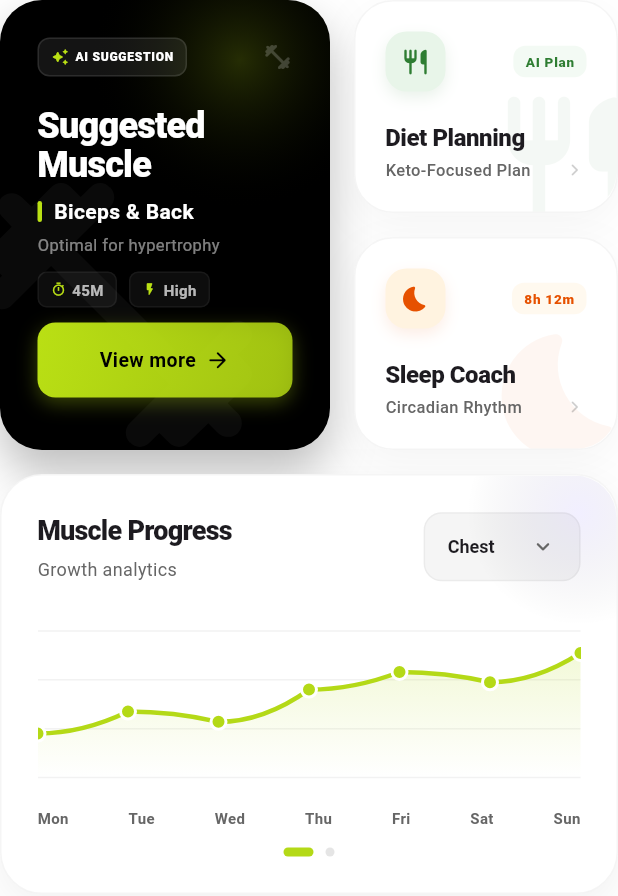
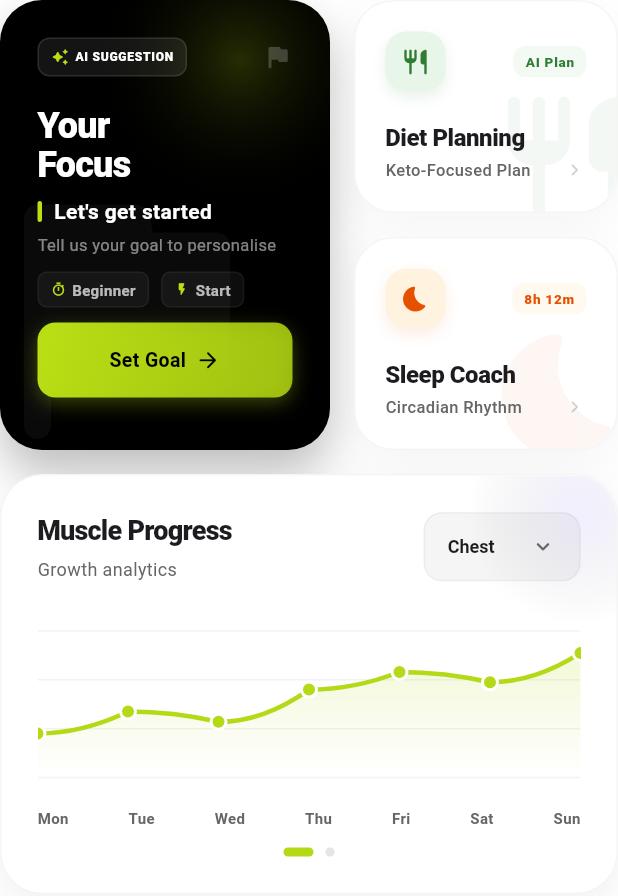
Before and after one commit to sanjaysagar12/ai_heracle_fit, a Flutter app: the AiCardsSection widget shown alone on an empty page, opened directly, on a phone screen of 412 x 824 dp. Shown: the top 896 px of the screen. Run offline on Flutter 3.47's test engine with Material 3 defaults, Android fonts, the light colour scheme and no system bars; our stand-ins replace dio, firebase_auth, firebase_core, google_sign_in, shared_preferences; accounts and stored records are empty; network calls fail.

Commit message:
feat: updated the muscle card to for new users

```diff
--- /dev/null
+++ b/lib/core/models/workout_card_data.dart
@@ -0,0 +1,139 @@
+class ExerciseSet {
+  final int kg;
+  final int reps;
+
+  const ExerciseSet({required this.kg, required this.reps});
+
+  factory ExerciseSet.fromJson(Map<String, dynamic> json) => ExerciseSet(
+    kg: (json['kg'] as num?)?.toInt() ?? 0,
+    reps: (json['reps'] as num?)?.toInt() ?? 0,
+  );
+}
+
+class WorkoutExercise {
+  final String id;
+  final String name;
+  final String desc;
+  final String? image;
+  final List<ExerciseSet> sets;
+
+  const WorkoutExercise({
+    required this.id,
+    required this.name,
+    required this.desc,
+    this.image,
+    required this.sets,
+  });
+
+  factory WorkoutExercise.fromJson(Map<String, dynamic> json) =>
+      WorkoutExercise(
+        id: json['id'] as String? ?? '',
+        name: json['name'] as String? ?? '',
+        desc: json['desc'] as String? ?? '',
+        image: json['image'] as String?,
+        sets: (json['sets'] as List<dynamic>? ?? [])
+            .map(
+              (s) => ExerciseSet.fromJson(Map<String, dynamic>.from(s as Map)),
+            )
+            .toList(),
+      );
+}
+
+class WorkoutSession {
+  final String id;
+  final String title;
+  final String content;
+  final String category;
+  final int exercisesCount;
+  final int position;
+  final List<WorkoutExercise> exercises;
+
+  const WorkoutSession({
+    required this.id,
+    required this.title,
+    required this.content,
+    required this.category,
+    required this.exercisesCount,
+    required this.position,
+    required this.exercises,
+  });
+
+  factory WorkoutSession.fromJson(Map<String, dynamic> json) => WorkoutSession(
+    id: json['id'] as String? ?? '',
+    title: json['title'] as String? ?? '',
+    content: json['content'] as String? ?? '',
+    category: json['category'] as String? ?? '',
+    exercisesCount: (json['exercisesCount'] as num?)?.toInt() ?? 0,
+    position: (json['position'] as num?)?.toInt() ?? 0,
+    exercises: (json['exercises'] as List<dynamic>? ?? [])
+        .map(
+          (e) => WorkoutExercise.fromJson(Map<String, dynamic>.from(e as Map)),
+        )
+        .toList(),
+  );
+}
+
+/// Full data that drives the hero "focus" card + session list on the dashboard.
+class WorkoutCardData {
+  final String title;
+  final String highlight;
+  final String subtext;
+  final String buttonLabel;
+
+  /// Raw duration in minutes from the API (null = new user).
+  final int? durationMinutes;
+
+  final String? intensity;
+  final List<WorkoutSession> sessions;
+
+  const WorkoutCardData({
+    required this.title,
+    required this.highlight,
+    required this.subtext,
+    this.buttonLabel = 'View more',
+    this.durationMinutes,
+    this.intensity,
+    this.sessions = const [],
+  });
+
+  /// Formatted duration string, e.g. "45M". Null when no data.
+  String? get durationLabel =>
+      durationMinutes != null ? '${durationMinutes}M' : null;
+
+  /// Intensity label, title-cased, e.g. "Hard".
+  String? get intensityLabel => intensity != null
+      ? '${intensity![0].toUpperCase()}${intensity!.substring(1).toLowerCase()}'
+      : null;
+
+  bool get hasChips => durationLabel != null && intensityLabel != null;
+  bool get isNewUser => sessions.isEmpty && durationMinutes == null;
+
+  factory WorkoutCardData.fromJson(Map<String, dynamic> json) =>
+      WorkoutCardData(
+        title: json['title'] as String? ?? 'Suggested\nMuscle',
+        highlight: json['highlight'] as String? ?? '',
+        subtext: json['subtext'] as String? ?? '',
+        durationMinutes: (json['duration'] as num?)?.toInt(),
+        intensity: json['intensity'] as String?,
+        sessions: (json['session'] as List<dynamic>? ?? [])
+            .map(
+              (s) =>
+                  WorkoutSession.fromJson(Map<String, dynamic>.from(s as Map)),
+            )
+            .toList(),
+      );
+
+  /// Shown for a brand-new user who has no workout history yet.
+  static const newUser = WorkoutCardData(
+    title: 'Your\nFocus',
+    highlight: "Let's get started",
+    subtext: 'Tell us your goal to personalise',
+    buttonLabel: 'Set Goal',
+    durationMinutes: null, // No real data
+    intensity: null, // No real data
+  );
+
+  /// Chip labels for new-user onboarding placeholders.
+  String? get chipDuration => isNewUser ? 'Beginner' : durationLabel;
+  String? get chipIntensity => isNewUser ? 'Start' : intensityLabel;
+}
--- /dev/null
+++ b/lib/core/services/workout_card_service.dart
@@ -0,0 +1,34 @@
+import 'package:ai_heracle_fit/core/models/workout_card_data.dart';
+import 'package:ai_heracle_fit/core/services/api_client.dart';
+
+class WorkoutCardService {
+  WorkoutCardService._();
+  static final WorkoutCardService instance = WorkoutCardService._();
+
+  /// GET /api/workout/today
+  ///
+  /// Returns [WorkoutCardData.newUser] when the server returns null
+  /// (new user with no plan yet) or on any network/parse error.
+  Future<WorkoutCardData> fetchTodayCard() async {
+    try {
+      final response = await ApiClient.instance.get('/api/workout/today');
+
+      // 204 No Content or explicit null body → new user
+      if (response.statusCode == 204 || response.data == null) {
+        print('[WorkoutCardService] No workout data — treating as new user.');
+        return WorkoutCardData.newUser;
+      }
+
+      if (response.statusCode == 200) {
+        final data = Map<String, dynamic>.from(response.data as Map);
+        return WorkoutCardData.fromJson(data);
+      }
+
+      print('[WorkoutCardService] Unexpected status ${response.statusCode}');
+    } catch (e) {
+      print('[WorkoutCardService] Error fetching today card: $e');
+    }
+
+    return WorkoutCardData.newUser;
+  }
+}
--- a/lib/page/dashboard/widgets/ai_cards_section.dart
+++ b/lib/page/dashboard/widgets/ai_cards_section.dart
@@ -1,10 +1,36 @@
 import 'package:flutter/material.dart';
 import 'package:ai_heracle_fit/core/theme.dart';
+import 'package:ai_heracle_fit/core/models/workout_card_data.dart';
+import 'package:ai_heracle_fit/core/services/workout_card_service.dart';
 import 'package:ai_heracle_fit/page/diet_planning/diet_planning_screen.dart';
 import 'package:ai_heracle_fit/page/sleep_coach/sleep_coach_screen.dart';
 
-class AiCardsSection extends StatelessWidget {
+class AiCardsSection extends StatefulWidget {
   const AiCardsSection({super.key});
+
+  @override
+  State<AiCardsSection> createState() => _AiCardsSectionState();
+}
+
+class _AiCardsSectionState extends State<AiCardsSection> {
+  WorkoutCardData _cardData = WorkoutCardData.newUser;
+  bool _loading = true;
+
+  @override
+  void initState() {
+    super.initState();
+    _loadCard();
+  }
+
+  Future<void> _loadCard() async {
+    final data = await WorkoutCardService.instance.fetchTodayCard();
+    if (mounted) {
+      setState(() {
+        _cardData = data;
+        _loading = false;
+      });
+    }
+  }
 
   @override
   Widget build(BuildContext context) {
@@ -13,16 +39,22 @@ class AiCardsSection extends StatelessWidget {
         Row(
           crossAxisAlignment: CrossAxisAlignment.start,
           children: [
-            // Hero Card: Suggested Muscle (Deep Professional Indigo)
             Expanded(
               flex: 5,
-              child: _buildProfessionalHeroCard(
-                title: 'Suggested\nMuscle',
-                highlight: 'Biceps & Back',
-                subtext: 'Optimal for hypertrophy',
-                icon: Icons.fitness_center_rounded,
+              child: _loading
+                  ? _buildSkeletonHeroCard()
+                  : _buildProfessionalHeroCard(
+                      title: _cardData.title,
+                      highlight: _cardData.highlight,
+                      subtext: _cardData.subtext,
+                      icon: _cardData.isNewUser
+                          ? Icons.flag_rounded
+                          : Icons.fitness_center_rounded,
                       primaryColor: const Color(0xFF000000),
                       accentColor: const Color(0xFFBAE014),
+                      buttonLabel: _cardData.buttonLabel,
+                      duration: _cardData.chipDuration,
+                      intensity: _cardData.chipIntensity,
                     ),
             ),
             const SizedBox(width: 16),
@@ -81,6 +113,16 @@ class AiCardsSection extends StatelessWidget {
     );
   }
 
+  Widget _buildSkeletonHeroCard() {
+    return Container(
+      height: 300,
+      decoration: BoxDecoration(
+        color: Colors.black12,
+        borderRadius: BorderRadius.circular(28),
+      ),
+    );
+  }
+
   Widget _buildProfessionalHeroCard({
     required String title,
     required String highlight,
@@ -88,6 +130,9 @@ class AiCardsSection extends StatelessWidget {
     required IconData icon,
     required Color primaryColor,
     required Color accentColor,
+    String buttonLabel = 'View more',
+    String? duration,
+    String? intensity,
   }) {
     return Container(
       height: 300, // Reduced from 320 to prevent overflow
@@ -239,20 +284,25 @@ class AiCardsSection extends StatelessWidget {
                     ),
                   ),
                   const SizedBox(height: 10), // Reduced from 12
-                  // Metadata Chips
+                  // Metadata Chips — only when we have real data
+                  if (duration != null && intensity != null) ...[
                     Row(
                       children: [
-                      _buildMiniChip(Icons.timer_outlined, '45M', accentColor),
+                        _buildMiniChip(
+                          Icons.timer_outlined,
+                          duration,
+                          accentColor,
+                        ),
                         const SizedBox(width: 8),
                         _buildMiniChip(
                           Icons.flash_on_rounded,
-                        'High',
+                          intensity,
                           accentColor,
                         ),
                       ],
                     ),
-                  const SizedBox(height: 10), // Reduced from 12
-                  // Action Button
+                    const SizedBox(height: 10),
+                  ],
                   InkWell(
                     onTap: () {},
                     child: Container(
@@ -273,20 +323,20 @@ class AiCardsSection extends StatelessWidget {
                           ),
                         ],
                       ),
-                      child: const Center(
+                      child: Center(
                         child: Row(
                           mainAxisAlignment: MainAxisAlignment.center,
                           children: [
                             Text(
-                              'View more',
-                              style: TextStyle(
+                              buttonLabel,
+                              style: const TextStyle(
                                 color: Colors.black,
                                 fontSize: 13,
                                 fontWeight: FontWeight.w700,
                               ),
                             ),
-                            SizedBox(width: 6),
-                            Icon(
+                            const SizedBox(width: 6),
+                            const Icon(
                               Icons.arrow_forward_rounded,
                               color: Colors.black,
                               size: 17,
@@ -474,12 +524,7 @@ class _ProgressCardState extends State<ProgressCard> {
     'Core',
   ];
 
-  final List<String> _dietMetrics = [
-    'Calories',
-    'Protein',
-    'Carbs',
-    'Fats',
-  ];
+  final List<String> _dietMetrics = ['Calories', 'Protein', 'Carbs', 'Fats'];
 
   @override
   Widget build(BuildContext context) {
@@ -515,9 +560,7 @@ class _ProgressCardState extends State<ProgressCard> {
                   shape: BoxShape.circle,
                   gradient: RadialGradient(
                     colors: [
-                      (isMusclePage
-                              ? const Color(0xFF7B61FF)
-                              : Colors.orange)
+                      (isMusclePage ? const Color(0xFF7B61FF) : Colors.orange)
                           .withOpacity(0.1),
                       Colors.transparent,
                     ],
@@ -538,9 +581,7 @@ class _ProgressCardState extends State<ProgressCard> {
                         crossAxisAlignment: CrossAxisAlignment.start,
                         children: [
                           Text(
-                            isMusclePage
-                                ? 'Muscle Progress'
-                                : 'Diet Progress',
+                            isMusclePage ? 'Muscle Progress' : 'Diet Progress',
                             style: const TextStyle(
                               color: HeracleTheme.textBlack,
                               fontSize: 18,
@@ -651,7 +692,8 @@ class _ProgressCardState extends State<ProgressCard> {
                   value: value,
                   child: Text(value),
                 );
-          }).toList(),
+              })
+              .toList(),
         ),
       ),
     );
@@ -683,14 +725,16 @@ class _ProgressCardState extends State<ProgressCard> {
         Row(
           mainAxisAlignment: MainAxisAlignment.spaceBetween,
           children: ['Mon', 'Tue', 'Wed', 'Thu', 'Fri', 'Sat', 'Sun']
-              .map((day) => Text(
+              .map(
+                (day) => Text(
                   day,
                   style: const TextStyle(
                     color: HeracleTheme.textGrey,
                     fontSize: 10,
                     fontWeight: FontWeight.w600,
                   ),
-                  ))
+                ),
+              )
               .toList(),
         ),
       ],
@@ -723,10 +767,7 @@ class _ProgressGraphPainter extends CustomPainter {
       ..shader = LinearGradient(
         begin: Alignment.topCenter,
         end: Alignment.bottomCenter,
-        colors: [
-          color.withOpacity(0.2),
-          color.withOpacity(0.0),
-        ],
+        colors: [color.withOpacity(0.2), color.withOpacity(0.0)],
       ).createShader(Rect.fromLTWH(0, 0, size.width, size.height));
 
     final path = Path();
@@ -787,5 +828,7 @@ class _ProgressGraphPainter extends CustomPainter {
 
   @override
   bool shouldRepaint(covariant _ProgressGraphPainter oldDelegate) =>
-      oldDelegate.data != data || oldDelegate.color != color || oldDelegate.isDarkTheme != isDarkTheme;
+      oldDelegate.data != data ||
+      oldDelegate.color != color ||
+      oldDelegate.isDarkTheme != isDarkTheme;
 }
```
Lines whose indentation alone changed are shown as unchanged.
